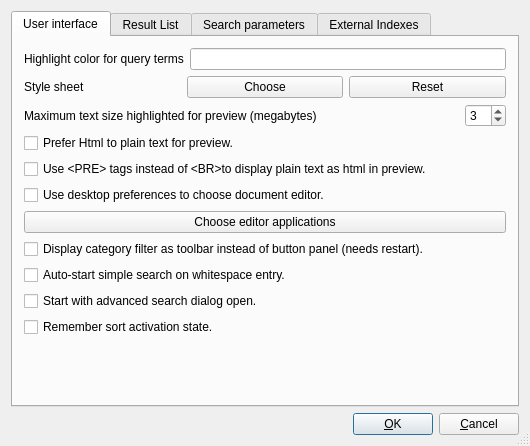
Before: the Qt Designer form src/qtgui/uiprefs.ui in spanner888/recoll, drawn with Qt 5.
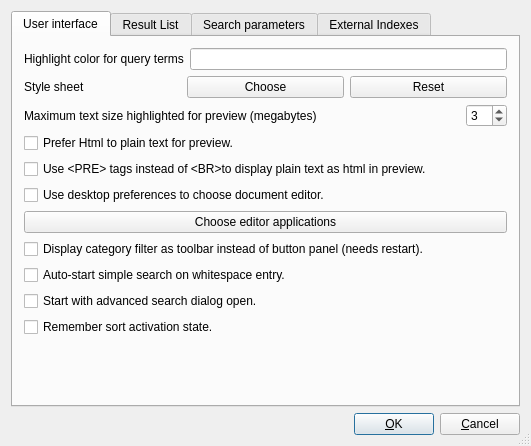
After: the same form once the commit is applied. The open tabs and pages were chosen to show the change.

Commit message: fix default tab in prefs dialog

Patch:
```diff
--- a/src/qtgui/uiprefs.ui
+++ b/src/qtgui/uiprefs.ui
@@ -6,7 +6,7 @@
    <rect>
     <x>0</x>
     <y>0</y>
-    <width>530</width>
+    <width>531</width>
     <height>446</height>
    </rect>
   </property>
```
Left out of the diff: 2 changed lines with no effect on the pictures.
